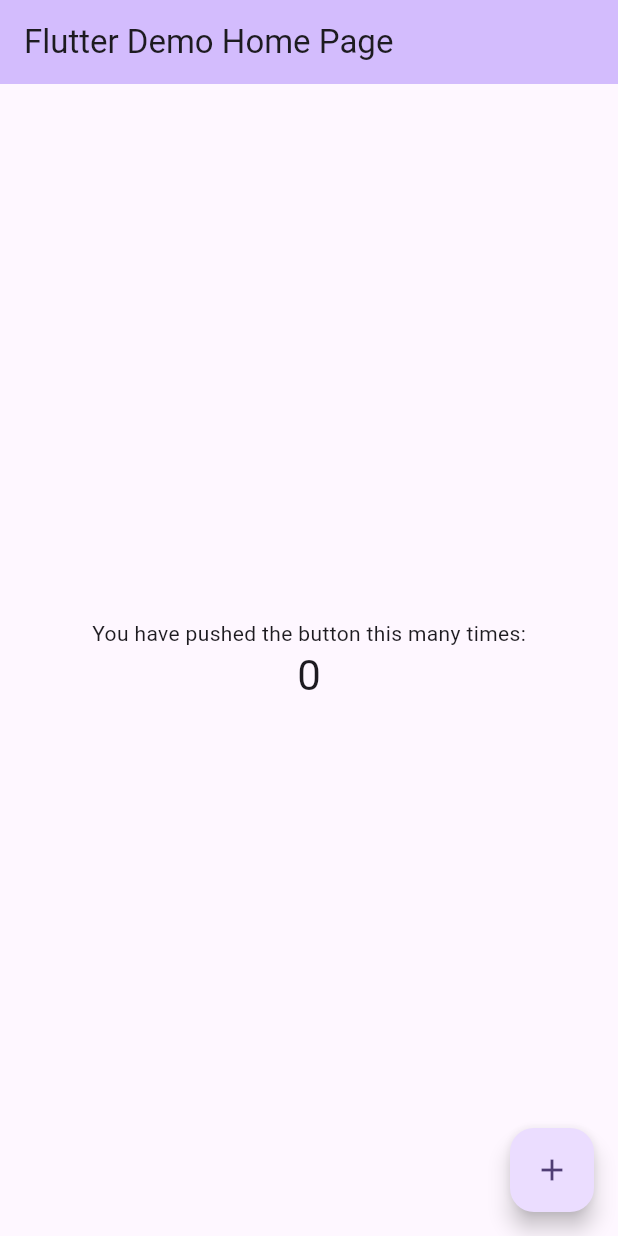
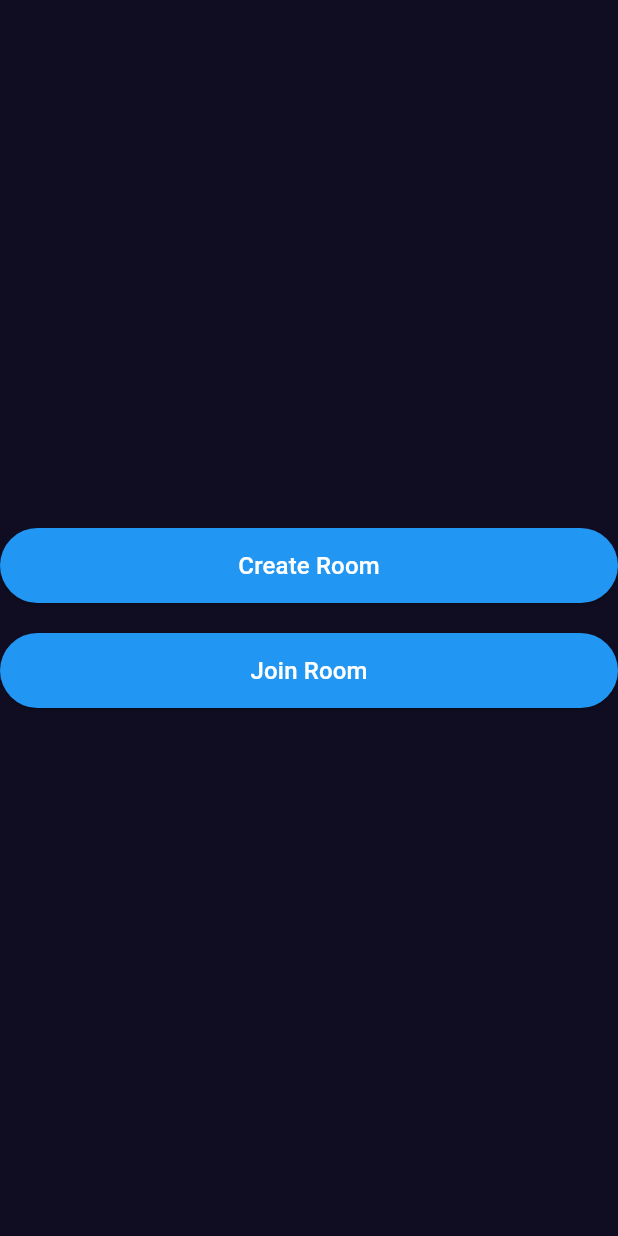
Before and after one commit to 0CyberGhost0/tictactoe, a Flutter app: the screen it shows after launch, on a phone screen of 412 x 824 dp. Run offline on Flutter 3.47's test engine with Material 3 defaults, Android fonts, the phone set to English and light mode, and no system bars.

Commit message:
Main Button Added

```diff
--- /dev/null
+++ b/lib/buttons/custom_button.dart
@@ -0,0 +1,24 @@
+import 'package:flutter/material.dart';
+
+class CustomButton extends StatelessWidget {
+  final VoidCallback onTap;
+  final String text;
+
+  const CustomButton({super.key, required this.onTap, required this.text});
+
+  @override
+  Widget build(BuildContext context) {
+    final width = MediaQuery.of(context).size.width;
+    return ElevatedButton(
+      onPressed: onTap,
+      child: Text(
+        text,
+        style: TextStyle(color: Colors.white, fontSize: 16),
+      ),
+      style: ElevatedButton.styleFrom(
+        minimumSize: Size(width, 50),
+        backgroundColor: Colors.blue,
+      ),
+    );
+  }
+}
--- a/lib/main.dart
+++ b/lib/main.dart
@@ -1,4 +1,6 @@
 import 'package:flutter/material.dart';
+import 'package:tictactoe/screens/main_menu_screen.dart';
+import 'package:tictactoe/utils/colors.dart';
 
 void main() {
   runApp(const MyApp());
@@ -11,115 +13,12 @@
   @override
   Widget build(BuildContext context) {
     return MaterialApp(
+      debugShowCheckedModeBanner: false,
       title: 'Flutter Demo',
-      theme: ThemeData(
-        // This is the theme of your application.
-        //
-        // TRY THIS: Try running your application with "flutter run". You'll see
-        // the application has a purple toolbar. Then, without quitting the app,
-        // try changing the seedColor in the colorScheme below to Colors.green
-        // and then invoke "hot reload" (save your changes or press the "hot
-        // reload" button in a Flutter-supported IDE, or press "r" if you used
-        // the command line to start the app).
-        //
-        // Notice that the counter didn't reset back to zero; the application
-        // state is not lost during the reload. To reset the state, use hot
-        // restart instead.
-        //
-        // This works for code too, not just values: Most code changes can be
-        // tested with just a hot reload.
-        colorScheme: ColorScheme.fromSeed(seedColor: Colors.deepPurple),
-        useMaterial3: true,
+      theme: ThemeData.dark().copyWith(
+        scaffoldBackgroundColor: bgColor,
       ),
-      home: const MyHomePage(title: 'Flutter Demo Home Page'),
+      home: MainMenuScreen(),
     );
   }
 }
-
-class MyHomePage extends StatefulWidget {
-  const MyHomePage({super.key, required this.title});
-
-  // This widget is the home page of your application. It is stateful, meaning
-  // that it has a State object (defined below) that contains fields that affect
-  // how it looks.
-
-  // This class is the configuration for the state. It holds the values (in this
-  // case the title) provided by the parent (in this case the App widget) and
-  // used by the build method of the State. Fields in a Widget subclass are
-  // always marked "final".
-
-  final String title;
-
-  @override
-  State<MyHomePage> createState() => _MyHomePageState();
-}
-
-class _MyHomePageState extends State<MyHomePage> {
-  int _counter = 0;
-
-  void _incrementCounter() {
-    setState(() {
-      // This call to setState tells the Flutter framework that something has
-      // changed in this State, which causes it to rerun the build method below
-      // so that the display can reflect the updated values. If we changed
-      // _counter without calling setState(), then the build method would not be
-      // called again, and so nothing would appear to happen.
-      _counter++;
-    });
-  }
-
-  @override
-  Widget build(BuildContext context) {
-    // This method is rerun every time setState is called, for instance as done
-    // by the _incrementCounter method above.
-    //
-    // The Flutter framework has been optimized to make rerunning build methods
-    // fast, so that you can just rebuild anything that needs updating rather
-    // than having to individually change instances of widgets.
-    return Scaffold(
-      appBar: AppBar(
-        // TRY THIS: Try changing the color here to a specific color (to
-        // Colors.amber, perhaps?) and trigger a hot reload to see the AppBar
-        // change color while the other colors stay the same.
-        backgroundColor: Theme.of(context).colorScheme.inversePrimary,
-        // Here we take the value from the MyHomePage object that was created by
-        // the App.build method, and use it to set our appbar title.
-        title: Text(widget.title),
-      ),
-      body: Center(
-        // Center is a layout widget. It takes a single child and positions it
-        // in the middle of the parent.
-        child: Column(
-          // Column is also a layout widget. It takes a list of children and
-          // arranges them vertically. By default, it sizes itself to fit its
-          // children horizontally, and tries to be as tall as its parent.
-          //
-          // Column has various properties to control how it sizes itself and
-          // how it positions its children. Here we use mainAxisAlignment to
-          // center the children vertically; the main axis here is the vertical
-          // axis because Columns are vertical (the cross axis would be
-          // horizontal).
-          //
-          // TRY THIS: Invoke "debug painting" (choose the "Toggle Debug Paint"
-          // action in the IDE, or press "p" in the console), to see the
-          // wireframe for each widget.
-          mainAxisAlignment: MainAxisAlignment.center,
-          children: <Widget>[
-            const Text(
-              'You have pushed the button this many times:',
-            ),
-            Text(
-              '$_counter',
-              style: Theme.of(context).textTheme.headlineMedium,
-            ),
-          ],
-        ),
-      ),
-      floatingActionButton: FloatingActionButton(
-        onPressed: _incrementCounter,
-        tooltip: 'Increment',
-        child: const Icon(Icons.add),
-      ), // This trailing comma makes auto-formatting nicer for build methods.
-    );
-  }
-}
--- /dev/null
+++ b/lib/screens/main_menu_screen.dart
@@ -0,0 +1,20 @@
+import 'package:flutter/material.dart';
+import 'package:tictactoe/buttons/custom_button.dart';
+
+class MainMenuScreen extends StatelessWidget {
+  const MainMenuScreen({super.key});
+
+  @override
+  Widget build(BuildContext context) {
+    return Scaffold(
+      body: Column(
+        mainAxisAlignment: MainAxisAlignment.center,
+        children: [
+          CustomButton(onTap: () {}, text: "Create Room"),
+          SizedBox(height: 20),
+          CustomButton(onTap: () {}, text: "Join Room")
+        ],
+      ),
+    );
+  }
+}
--- /dev/null
+++ b/lib/utils/colors.dart
@@ -0,0 +1,3 @@
+import 'package:flutter/material.dart';
+
+const bgColor = Color.fromRGBO(16, 13, 34, 1);
```
